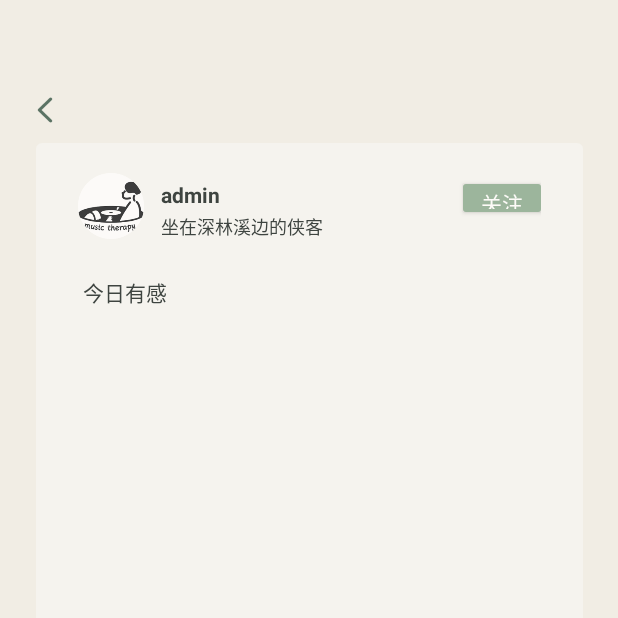
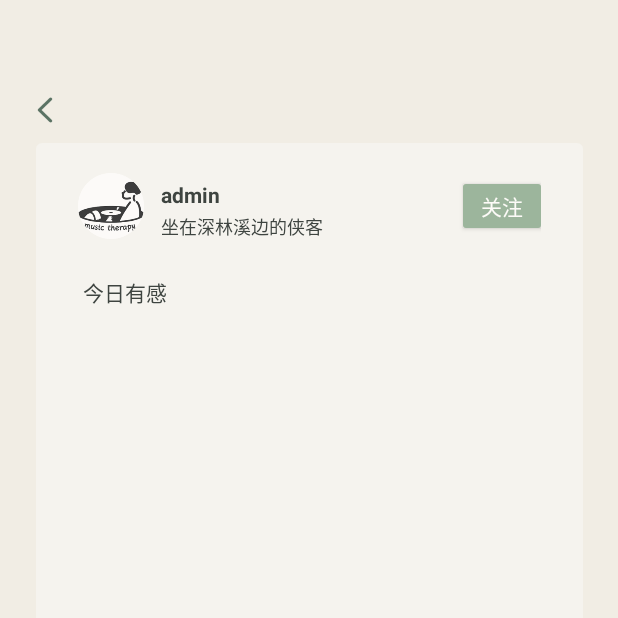
Before and after one commit to yifandeng2002/CollagePoemv2, an Android app: the CommunitypageInfoActivity screen opened directly, with no data from a screen before it, on a phone screen of 412 x 824 dp, the top half of it. Run offline under Robolectric (Android 15) with nearby library versions, the phone set to English and light mode, and no system bars; our stand-ins replace data binding; libraries missing offline, so code that uses them is left out: com.jaeger.library; 3 statements that could not run were skipped.

Commit message:
Chinese2

```diff
--- a/app/src/main/res/layout/activity_communitypage_info.xml
+++ b/app/src/main/res/layout/activity_communitypage_info.xml
@@ -71,22 +71,25 @@
                         android:text="@{communitypageInfoVM.communitypageInfoModel.txtSignature}"
                         style="@style/txtArialmt12_1" tools:text="@string/msg_this_is_a_signa"/>
                 </LinearLayout>
+
                 <androidx.appcompat.widget.AppCompatButton
-                    android:ellipsize="end" android:gravity="center"
                     android:id="@+id/btnFollow"
-                    android:layout_height="@dimen/_21pxv"
-                    android:layout_marginBottom="@dimen/_15pxv"
+                    style="@style/btnSolidRounded_1"
+                    android:layout_width="@dimen/_52pxh"
+                    android:layout_height="29dp"
                     android:layout_marginStart="@dimen/_11pxh"
                     android:layout_marginTop="@dimen/_8pxv"
-                    android:layout_width="@dimen/_52pxh"
-                    android:paddingBottom="@dimen/_2pxv"
-                    android:paddingEnd="@dimen/_6pxh"
+                    android:layout_marginBottom="@dimen/_15pxv"
+                    android:ellipsize="end"
+                    android:gravity="center"
                     android:paddingStart="@dimen/_6pxh"
                     android:paddingTop="@dimen/_2pxv"
+                    android:paddingEnd="@dimen/_6pxh"
+                    android:paddingBottom="@dimen/_2pxv"
                     android:singleLine="true"
                     android:text="@string/lbl_follow"
                     android:textAllCaps="false"
-                    style="@style/btnSolidRounded_1" tools:text="@string/lbl_follow"/>
+                    tools:text="@string/lbl_follow" />
             </LinearLayout>
             <TextView android:ellipsize="end"
                 android:id="@+id/txtContent"
--- a/app/src/main/res/layout/activity_driftcutspageone.xml
+++ b/app/src/main/res/layout/activity_driftcutspageone.xml
@@ -74,7 +74,7 @@
             android:id="@+id/linearColumnuseduser"
             android:layout_height="wrap_content"
             android:layout_marginEnd="@dimen/_24pxh"
-            android:layout_marginStart="@dimen/_24pxh"
+            android:layout_marginStart="130dp"
             android:layout_marginTop="@dimen/_77pxv"
             android:layout_width="wrap_content" android:orientation="vertical">
             <TextView android:ellipsize="end"
--- a/app/src/main/res/layout/activity_driftcutspagetwo.xml
+++ b/app/src/main/res/layout/activity_driftcutspagetwo.xml
@@ -108,7 +108,7 @@
                 <LinearLayout android:gravity="center_horizontal"
                     android:id="@+id/linearImgtime"
                     android:layout_height="wrap_content"
-                    android:layout_marginStart="@dimen/_71pxh"
+                    android:layout_marginStart="65dp"
                     android:layout_weight="0.48"
                     android:layout_width="0dp"
                     android:orientation="vertical" style="@style/groupStylewhite_A700">
--- a/app/src/main/res/values/strings.xml
+++ b/app/src/main/res/values/strings.xml
@@ -58,8 +58,8 @@ Content hereContent hereContent hereContent hereContent hereContent hereContent
 完成了一份拼贴诗!&#xd;
 快来和大家分享你的作品吧!</string>
     <string name="msg_brid_collect_ta">飞鸟集
-泰戈尔?印度?</string>
-    <string name="msg_left1daystick_w">剩1天纸条就要过期了?
+泰戈尔 | 印度</string>
+    <string name="msg_left1daystick_w">剩1天纸条就要过期了
 可以拖入漂流瓶
 让他们被利用起来~</string>
     <string name="lbl_2_days_ago">2天前</string>
```
Also changed, not shown: app/src/main/res/layout/activity_communitypage_messages.xml (+8 -4 lines), app/src/main/res/layout/activity_loadingworkpage.xml (+6 -3 lines).
